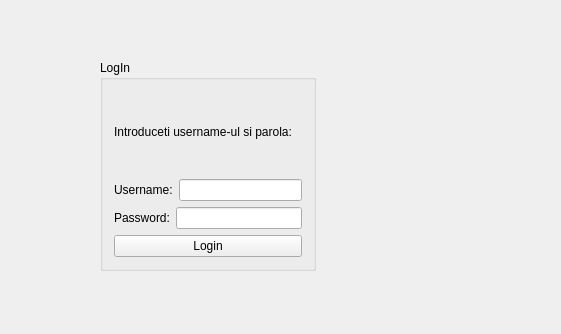
CabauaFlorin/Proiect-POO-MusicApp, file 3_Solution/CabMan/CabManClient/login.ui: the form before one commit.
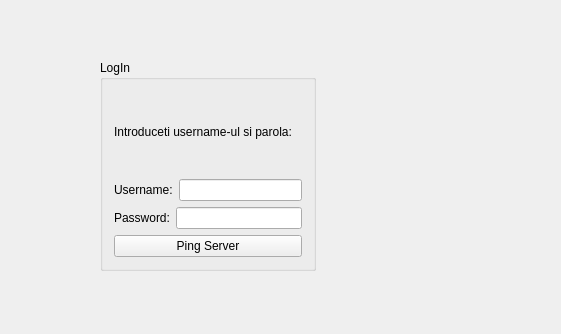
The form after the commit.

Commit message: [UPDATE] client request and server response -- Working.

```diff
--- a/3_Solution/CabMan/CabManClient/login.ui
+++ b/3_Solution/CabMan/CabManClient/login.ui
@@ -64,7 +64,7 @@
     <item>
      <widget class="QPushButton" name="login_button">
       <property name="text">
-       <string>Login</string>
+       <string>Ping Server</string>
       </property>
      </widget>
     </item>
```
The commit also changes 11 other files.
